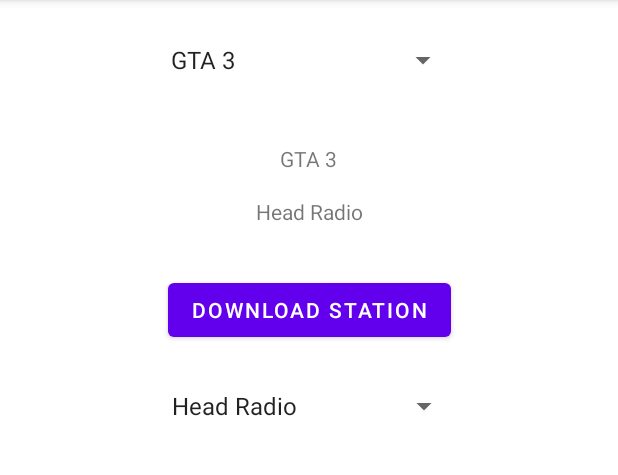
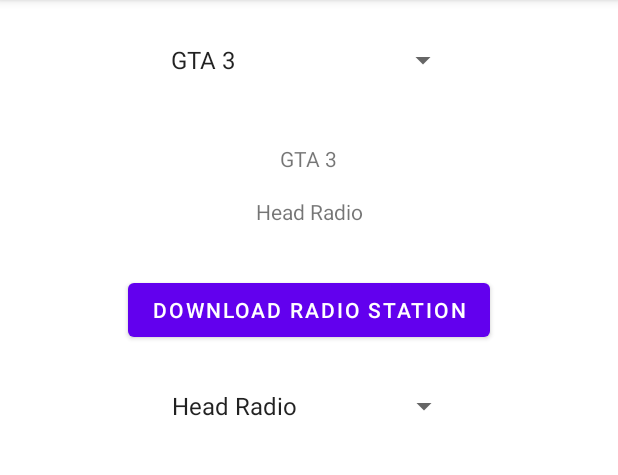
Before and after one commit to Halsey77/Grand-Theft-Radios, an Android app: the screen it shows after launch (MainActivity), on a phone screen of 412 x 824 dp, the part 84-559 px from its top. Run offline under Robolectric (Android 15) with nearby library versions, the phone set to English and light mode, and no system bars.

Commit message:
Remove redundant stuffs

```diff
--- a/app/src/main/java/com/halsey/grandtheftradios/MainActivity.kt
+++ b/app/src/main/java/com/halsey/grandtheftradios/MainActivity.kt
@@ -30,7 +30,7 @@ class MainActivity : AppCompatActivity() {
     }
 
     private fun initialize() {
-        RadiosMap.getInstance(); //initialize the maps
+        RadiosMap.getInstance() //initialize the maps
 
         initGameSpinner()
         initStationSpinner()
@@ -70,7 +70,7 @@ class MainActivity : AppCompatActivity() {
             ) {
 
                 val gameName = gameSpinner.selectedItem.toString()
-                setStationValues(gameName);
+                setStationValues(gameName)
                 gameText.text = resources.getStringArray(R.array.gta_games)[position]
             }
 
@@ -81,7 +81,7 @@ class MainActivity : AppCompatActivity() {
     }
 
     private fun setStationValues(gameName: String) {
-        val stations = RadiosMap.getInstance().getRadiosOfGame(gameName);
+        val stations = RadiosMap.getInstance().getRadiosOfGame(gameName)
 
         ArrayAdapter(
             this,
--- a/app/src/main/java/com/halsey/grandtheftradios/Radio.java
+++ b/app/src/main/java/com/halsey/grandtheftradios/Radio.java
@@ -1,8 +1,8 @@
 package com.halsey.grandtheftradios;
 
 public class Radio {
-    private String name;
-    private String downloadUrl;
+    private final String name;
+    private final String downloadUrl;
 
     public Radio(String name, String url) {
         this.name = name;
--- a/app/src/main/java/com/halsey/grandtheftradios/RadiosMap.java
+++ b/app/src/main/java/com/halsey/grandtheftradios/RadiosMap.java
@@ -8,8 +8,8 @@ public class RadiosMap {
     public final static String[] GTA_GAMES = {"GTA 3", "GTA Vice City", "GTA San Andreas", "GTA 4", "GTA 5"};
 
     private static RadiosMap instance = null;
-    private static Map<String, Radio> radiosMap = new HashMap<>();
-    private static Map<String, String[]> radioNamesMap = new HashMap<>();
+    private static final Map<String, Radio> radiosMap = new HashMap<>();
+    private static final Map<String, String[]> radioNamesMap = new HashMap<>();
 
     private RadiosMap() {
         addGTA3Radios();
--- a/app/src/main/res/layout/activity_main.xml
+++ b/app/src/main/res/layout/activity_main.xml
@@ -32,7 +32,7 @@
             app:layout_constraintStart_toStartOf="parent" app:layout_constraintEnd_toEndOf="parent"
             android:layout_marginTop="16dp" app:layout_constraintHorizontal_bias="0.502" android:minHeight="48dp"/>
     <Button
-            android:text="Download station"
+            android:text="@string/button_download"
             android:layout_width="wrap_content"
             android:layout_height="wrap_content" android:id="@+id/button"
             app:layout_constraintTop_toBottomOf="@+id/stationText" app:layout_constraintEnd_toEndOf="parent"
--- a/app/src/main/res/values/strings.xml
+++ b/app/src/main/res/values/strings.xml
@@ -4,4 +4,5 @@
     <string name="hello_blank_fragment">Hello blank fragment</string>
     <string name="label_game_spinner">choose games from spinner</string>
     <string name="label_station_spinner">Choose station to play from spinner</string>
+    <string name="button_download">Download radio station</string>
 </resources>
```
